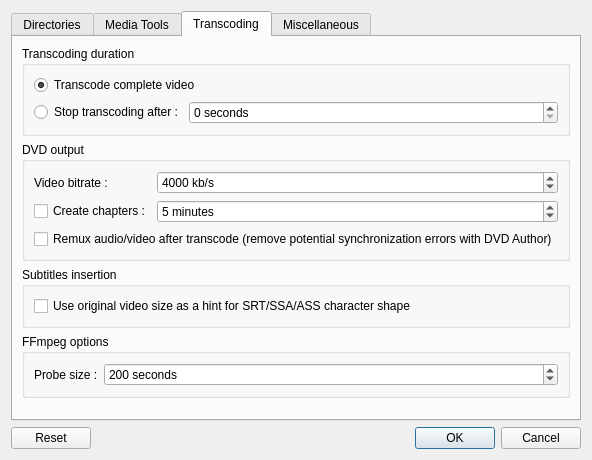
This is src/QtlMovie/QtlMovieEditSettings.ui in qtlmovie/qtlmovie as Qt 5 draws it before an edit. The edited form follows.
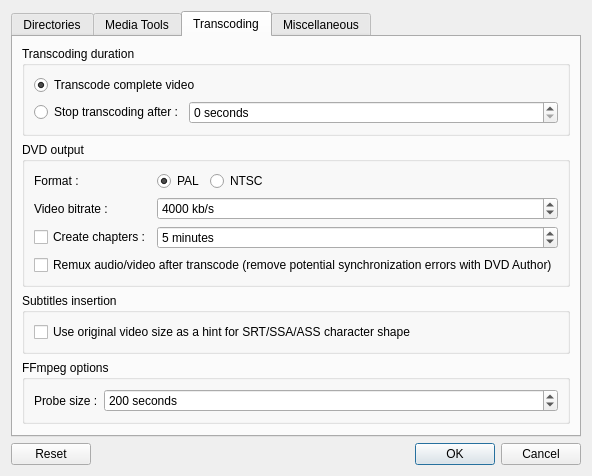
This is the edited form. The open tabs and pages were chosen to show the change. Icons and pictures are not drawn. Custom widgets are drawn as their Qt base class.

Commit message: Added settings to create PAL or NTSC DVD.

What changed in the file:
```diff
--- a/src/QtlMovie/QtlMovieEditSettings.ui
+++ b/src/QtlMovie/QtlMovieEditSettings.ui
@@ -355,7 +355,7 @@
           <string>DVD output</string>
          </property>
          <layout class="QGridLayout" name="layoutDvdOutput">
-          <item row="0" column="0">
+          <item row="1" column="0">
            <widget class="QLabel" name="labelDvdBitrate">
             <property name="sizePolicy">
              <sizepolicy hsizetype="Minimum" vsizetype="Preferred">
@@ -368,7 +368,51 @@
             </property>
            </widget>
           </item>
+          <item row="2" column="0">
+           <widget class="QCheckBox" name="checkCreateChapters">
+            <property name="text">
+             <string>Create chapters :</string>
+            </property>
+           </widget>
+          </item>
+          <item row="0" column="2">
+           <widget class="QRadioButton" name="radioNtsc">
+            <property name="text">
+             <string>NTSC</string>
+            </property>
+           </widget>
+          </item>
           <item row="0" column="1">
+           <widget class="QRadioButton" name="radioPal">
+            <property name="text">
+             <string>PAL</string>
+            </property>
+            <property name="checked">
+             <bool>true</bool>
+            </property>
+           </widget>
+          </item>
+          <item row="0" column="0">
+           <widget class="QLabel" name="labelFormat">
+            <property name="text">
+             <string>Format :</string>
+            </property>
+           </widget>
+          </item>
+          <item row="0" column="3">
+           <spacer name="horizontalSpacer">
+            <property name="orientation">
+             <enum>Qt::Horizontal</enum>
+            </property>
+            <property name="sizeHint" stdset="0">
+             <size>
+              <width>40</width>
+              <height>20</height>
+             </size>
+            </property>
+           </spacer>
+          </item>
+          <item row="1" column="1" colspan="3">
            <widget class="QSpinBox" name="spinDvdBitrate">
             <property name="sizePolicy">
              <sizepolicy hsizetype="MinimumExpanding" vsizetype="Fixed">
@@ -393,14 +437,7 @@
             </property>
            </widget>
           </item>
-          <item row="1" column="0">
-           <widget class="QCheckBox" name="checkCreateChapters">
-            <property name="text">
-             <string>Create chapters :</string>
-            </property>
-           </widget>
-          </item>
-          <item row="1" column="1">
+          <item row="2" column="1" colspan="3">
            <widget class="QSpinBox" name="spinChapterMinutes">
             <property name="suffix">
              <string> minutes</string>
@@ -416,7 +453,7 @@
             </property>
            </widget>
           </item>
-          <item row="2" column="0" colspan="2">
+          <item row="3" column="0" colspan="4">
            <widget class="QCheckBox" name="checkDvdRemuxAfterTranscode">
             <property name="text">
              <string>Remux audio/video after transcode (remove potential synchronization errors with DVD Author)</string>
```
The commit also changes 14 other files.
